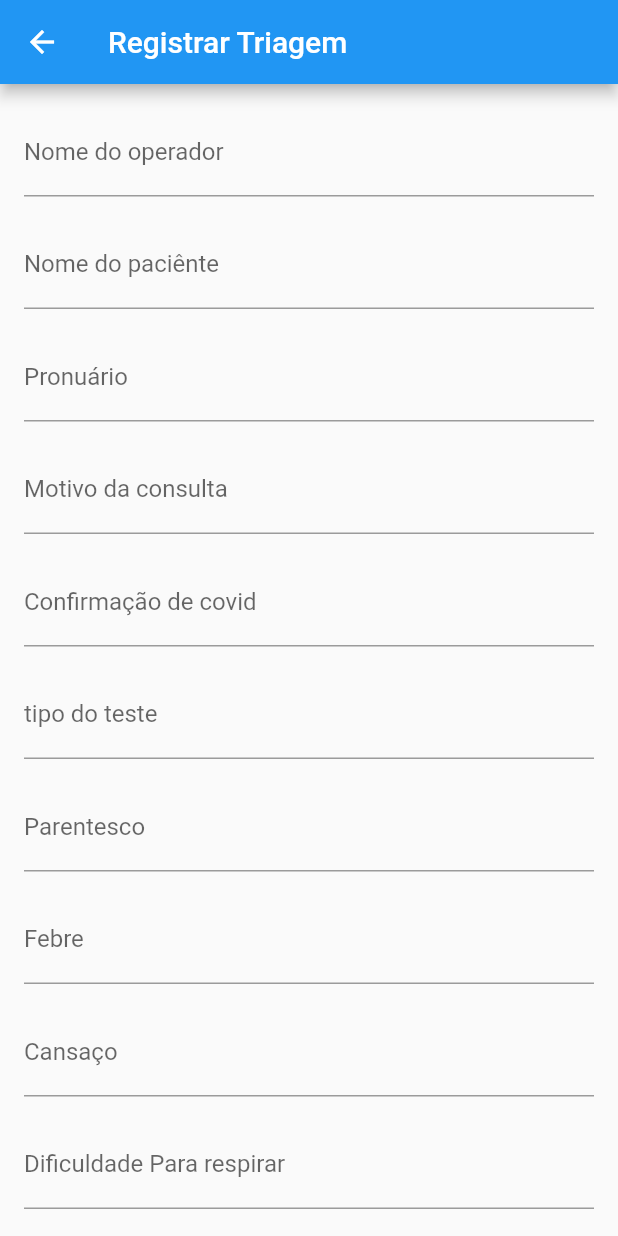
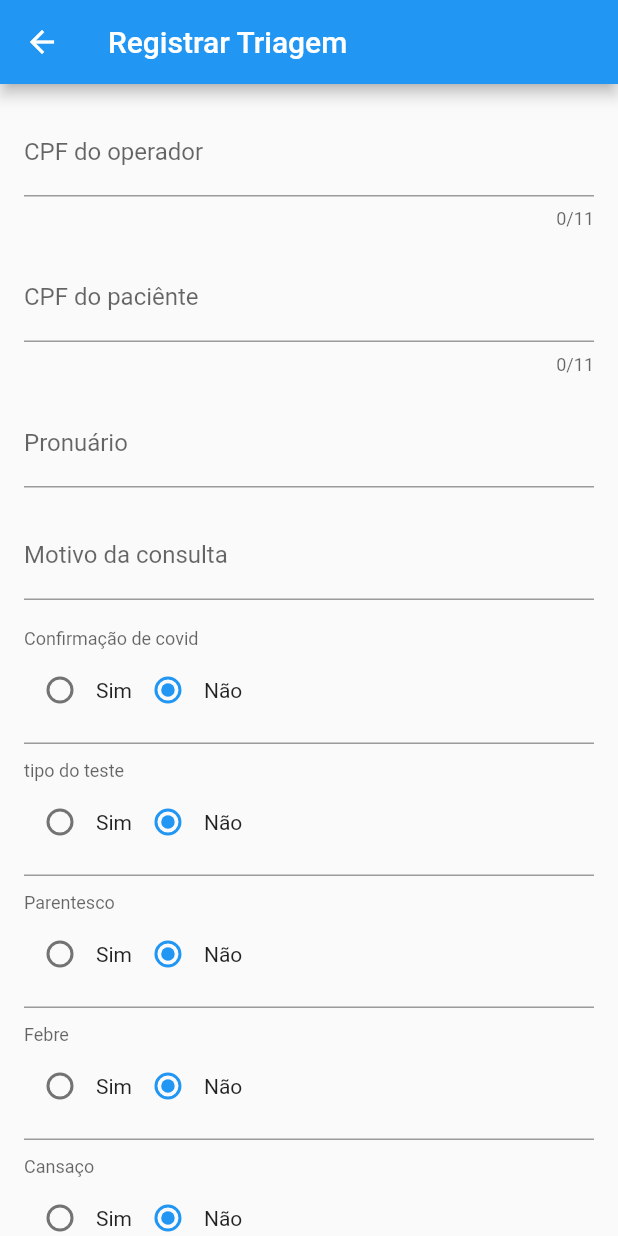
Before and after one commit to ceduardolima/proodonto, a Flutter app: the screen it shows after launch, after a tap on "Login", after a tap on "Triagem", on a phone screen of 412 x 824 dp. Run offline on Flutter 3.47's test engine with Material 2 defaults, Android fonts, the phone set to English and light mode, and no system bars; drawn by our look-alikes of flutter_form_builder; our stand-ins replace floor, form_builder_validators, sqflite; accounts and stored records are empty; generated files the repository leaves out were written again.

Commit message:
Alterando os botões do cadastro da triage para DefaultFormField e DefaultRadioButton

```diff
--- a/proodonto/lib/app/pages/triage/register_triage.dart
+++ b/proodonto/lib/app/pages/triage/register_triage.dart
@@ -1,12 +1,17 @@
 import 'package:flutter/material.dart';
 import 'package:flutter_form_builder/flutter_form_builder.dart';
 import 'package:proodonto/app/database/database.dart';
+import 'package:proodonto/app/database/entity/triage.dart';
+import 'package:proodonto/app/shared/default_form_field.dart';
+import 'package:proodonto/app/shared/default_radio_form_field.dart';
 import 'package:proodonto/app/shared/default_size.dart';
 
 
 class RegisterTriageHome extends StatelessWidget {
-  const RegisterTriageHome({Key? key, required this.database}) : super(key: key);
+  RegisterTriageHome({Key? key, required this.database}) : super(key: key);
   final ProodontoDatabase database;
+  final _triage = Triage();
+
   @override
   Widget build(BuildContext context) {
     return Scaffold(
@@ -18,26 +23,26 @@ class RegisterTriageHome extends StatelessWidget {
           padding: const EdgeInsets.symmetric(
               vertical: PaddingSize.small, horizontal: PaddingSize.medium),
           child: Column(
-            children: const [
-              _TriageFormField(name: "operatorName", label: "Nome do operador"),
-              _TriageFormField(name: "patientName", label: "Nome do paciênte"),
-              _TriageFormField(name: "recordNumber", label: "Pronuário", inputType: TextInputType.number,),
-              _TriageFormField(name: "reasonForConsultation", label: "Motivo da consulta",),
-              _TriageFormField(name: "hasCovid", label: "Confirmação de covid"),
-              _TriageFormField(name: "testType", label: "tipo do teste"),
-              _TriageFormField(name: "kinship", label: "Parentesco"),
-              _TriageFormField(name: "hasFever", label: "Febre"),
-              _TriageFormField(name: "hasTiredness", label: "Cansaço"),
-              _TriageFormField(name: "hasDifficultyBreathing", label: "Dificuldade Para respirar"),
-              _TriageFormField(name: "hasLossOfSmell", label: "Perda de olfato"),
-              _TriageFormField(name: "hasLossOfSmell", label: "Perda de olfato"),
-              _TriageFormField(name: "hasLossOfTaste", label: "Perda do paladar"),
-              _TriageFormField(name: "hasSoreThroat", label: "Dor na garganta"),
-              _TriageFormField(name: "hasHeadache", label: "Dor de cabeça"),
-              _TriageFormField(name: "hasDiarrhea", label: "Diarreia"),
-              _TriageFormField(name: "oximetria", label: "Oximatria"),
-              _TriageFormField(name: "heartRate", label: "Frequência cardíaca"),
-              _TriageFormField(name: "temperature", label: "Temperatura"),
+            children: [
+              DefaultFormField(name: "operatorCPF", label: "CPF do operador", inputType: TextInputType.number, length: 11,),
+              DefaultFormField(name: "patientCPF", label: "CPF do paciênte", inputType: TextInputType.number , length: 11,),
+              DefaultFormField(name: "recordNumber", label: "Pronuário", inputType: TextInputType.number,),
+              DefaultFormField(name: "reasonForConsultation", label: "Motivo da consulta"),
+              DefaultRadioButton(name: "hasCovid", label: "Confirmação de covid"),
+              DefaultRadioButton(name: "testType", label: "tipo do teste"),
+              DefaultRadioButton(name: "kinship", label: "Parentesco"),
+              DefaultRadioButton(name: "hasFever", label: "Febre"),
+              DefaultRadioButton(name: "hasTiredness", label: "Cansaço"),
+              DefaultRadioButton(name: "hasDifficultyBreathing", label: "Dificuldade Para respirar"),
+              DefaultRadioButton(name: "hasLossOfSmell", label: "Perda de olfato"),
+              DefaultRadioButton(name: "hasLossOfSmell", label: "Perda de olfato"),
+              DefaultRadioButton(name: "hasLossOfTaste", label: "Perda do paladar"),
+              DefaultRadioButton(name: "hasSoreThroat", label: "Dor na garganta"),
+              DefaultRadioButton(name: "hasHeadache", label: "Dor de cabeça"),
+              DefaultRadioButton(name: "hasDiarrhea", label: "Diarreia"),
+              DefaultRadioButton(name: "oximetria", label: "Oximatria"),
+              DefaultRadioButton(name: "heartRate", label: "Frequência cardíaca"),
+              DefaultRadioButton(name: "temperature", label: "Temperatura"),
             ],
           ),
         ),
@@ -45,29 +50,3 @@ class RegisterTriageHome extends StatelessWidget {
     );
   }
 }
-
-class _TriageFormField extends StatelessWidget {
-  const _TriageFormField({required this.name,
-    required this.label,
-    this.hint,
-    Key? key,
-    this.inputType})
-      : super(key: key);
-
-  final String name;
-  final String? hint;
-  final String label;
-  final TextInputType? inputType;
-
-  @override
-  Widget build(BuildContext context) {
-    return Padding(
-      padding: const EdgeInsets.symmetric(vertical: PaddingSize.small),
-      child: FormBuilderTextField(
-        name: name,
-        keyboardType: inputType,
-        decoration: InputDecoration(labelText: label, hintText: hint),
-      ),
-    );
-  }
-}
--- /dev/null
+++ b/proodonto/lib/app/shared/default_radio_form_field.dart
@@ -0,0 +1,26 @@
+import 'package:flutter/material.dart';
+import 'package:flutter_form_builder/flutter_form_builder.dart';
+
+class DefaultRadioButton extends StatelessWidget {
+  DefaultRadioButton({Key? key, required this.name, required this.label})
+      : super(key: key);
+  final String name;
+  final String label;
+  final options = [
+    const FormBuilderFieldOption(value: true, child: Text("Sim")),
+    const FormBuilderFieldOption(
+      value: false,
+      child: Text("Não"),
+    )
+  ];
+
+  @override
+  Widget build(BuildContext context) {
+    return FormBuilderRadioGroup(
+      name: name,
+      options: options,
+      initialValue: false,
+      decoration: InputDecoration(labelText: label),
+    );
+  }
+}
```
